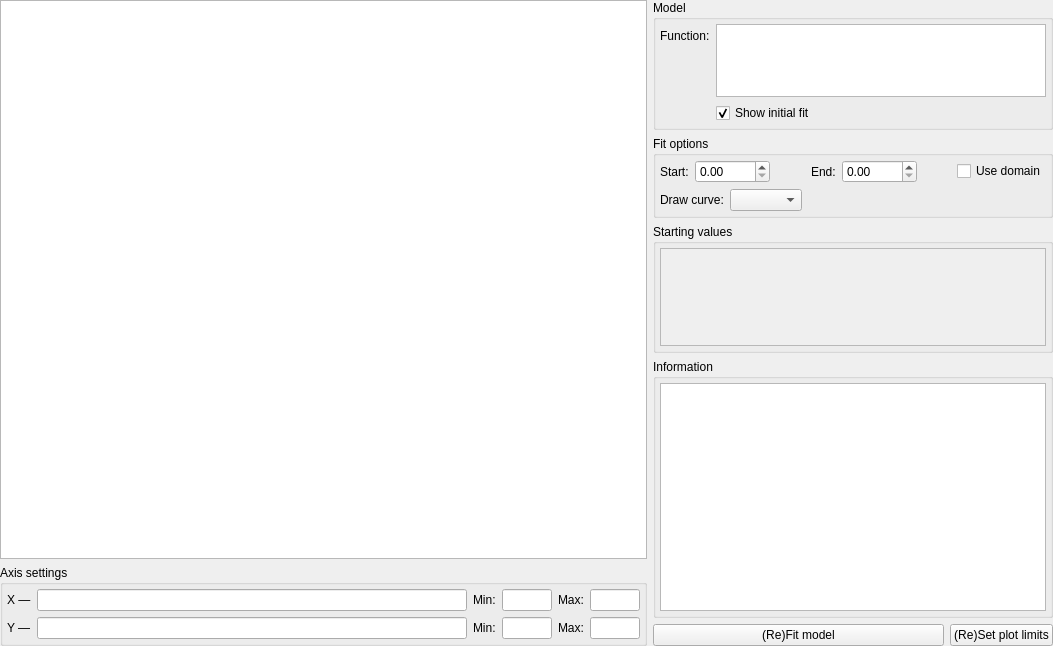
Qt form src/tailor/resources/plot_tab.ui (davidfokkema/tailor) before a commit.
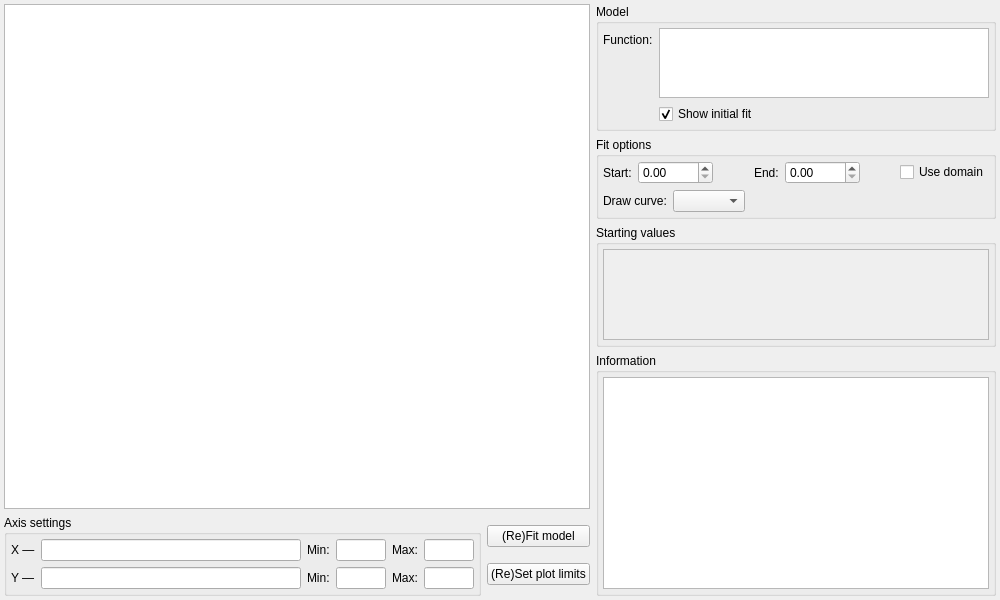
The same form after that commit. Custom widgets are drawn as their Qt base class.

Commit message: Moved fit and plot limits button below the plot

```diff
--- a/src/tailor/resources/plot_tab.ui
+++ b/src/tailor/resources/plot_tab.ui
@@ -6,32 +6,40 @@
    <rect>
     <x>0</x>
     <y>0</y>
-    <width>1053</width>
-    <height>646</height>
+    <width>1000</width>
+    <height>600</height>
    </rect>
   </property>
   <property name="windowTitle">
    <string>Plot Tab</string>
   </property>
   <layout class="QHBoxLayout" name="horizontalLayout" stretch="1,0">
+   <property name="spacing">
+    <number>-1</number>
+   </property>
    <property name="leftMargin">
-    <number>0</number>
+    <number>4</number>
    </property>
    <property name="topMargin">
-    <number>0</number>
+    <number>4</number>
    </property>
    <property name="rightMargin">
-    <number>0</number>
+    <number>4</number>
    </property>
    <property name="bottomMargin">
-    <number>0</number>
+    <number>4</number>
    </property>
    <item>
     <layout class="QVBoxLayout" name="verticalLayout_5">
+     <property name="spacing">
+      <number>-1</number>
+     </property>
      <item>
       <widget class="PlotWidget" name="plot_widget"/>
      </item>
      <item>
+      <layout class="QHBoxLayout" name="horizontalLayout_2" stretch="0,0">
+       <item>
       <widget class="QGroupBox" name="groupBox_2">
        <property name="title">
         <string>Axis settings</string>
@@ -140,10 +148,30 @@
        </layout>
       </widget>
      </item>
-    </layout>
-   </item>
+       <item>
+        <layout class="QVBoxLayout" name="verticalLayout_6">
+         <item>
+          <widget class="QPushButton" name="fit_button">
+           <property name="text">
+            <string>(Re)Fit model</string>
+           </property>
+          </widget>
+         </item>
+         <item>
+          <widget class="QPushButton" name="set_limits_button">
+           <property name="text">
+            <string>(Re)Set plot limits</string>
+           </property>
+          </widget>
+         </item>
+        </layout>
+       </item>
+      </layout>
+     </item>
+    </layout>
+   </item>
    <item>
-    <layout class="QVBoxLayout" name="verticalLayout_2" stretch="1,0,1,2,0">
+    <layout class="QVBoxLayout" name="verticalLayout_2" stretch="1,0,1,2">
      <property name="leftMargin">
       <number>0</number>
      </property>
@@ -358,7 +386,7 @@
              <x>0</x>
              <y>0</y>
              <width>384</width>
-             <height>93</height>
+             <height>91</height>
             </rect>
            </property>
           </widget>
@@ -401,24 +429,6 @@
        </layout>
       </widget>
      </item>
-     <item>
-      <layout class="QHBoxLayout" name="horizontalLayout_2" stretch="1,0">
-       <item>
-        <widget class="QPushButton" name="fit_button">
-         <property name="text">
-          <string>(Re)Fit model</string>
-         </property>
-        </widget>
-       </item>
-       <item>
-        <widget class="QPushButton" name="set_limits_button">
-         <property name="text">
-          <string>(Re)Set plot limits</string>
-         </property>
-        </widget>
-       </item>
-      </layout>
-     </item>
     </layout>
    </item>
   </layout>
```
Left out of the diff: 98 changed lines with no effect on the pictures. Lines whose indentation alone changed are shown as unchanged.
